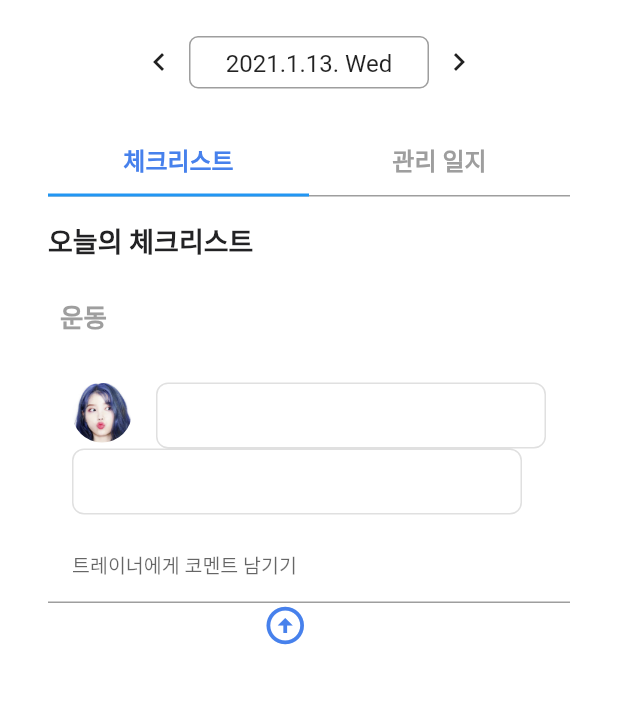
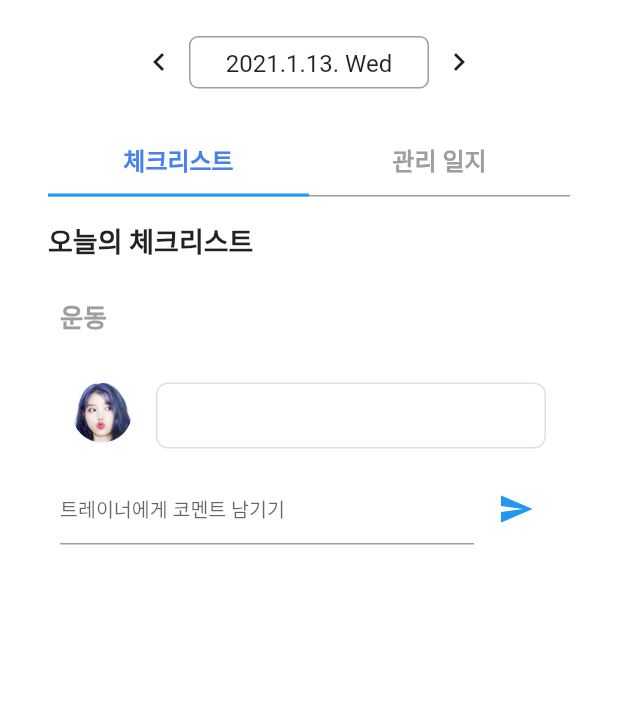
Before and after one commit to namhosung6023/flutter_comment, a Flutter app: the PremiumMemberPage screen opened directly, on a phone screen of 412 x 824 dp, the part 60-764 px from its top. Run offline on Flutter 3.47's test engine with Material 2 defaults, Android fonts, the phone set to English and light mode, and no system bars; our stand-ins replace dio, flutter_swiper, image_picker, jwt_decoder, shared_preferences, table_calendar; missing offline and left inert: keyboard_visibility; accounts and stored records are empty; network calls fail; Roboto replaces fonts that are missing (SpoqaHanSansNeo).

Commit message:
유저 코멘트 작업

```diff
--- a/lib/views/premium/models/model_member.dart
+++ b/lib/views/premium/models/model_member.dart
@@ -23,5 +23,7 @@ class Member {
   /// 체크리스트.
   final List<Checklist> checklist = [];
 
+  final List<String> commentList = [];
+
   Member(this.name, this.gender, this.age);
 }
--- a/lib/views/premium/widgets/widget_member_checklist.dart
+++ b/lib/views/premium/widgets/widget_member_checklist.dart
@@ -21,8 +21,10 @@ class _MemberChecklistState extends State<MemberChecklist> {
 
   Checklist workout = Checklist("", "", "", "", false);
   List<Checklist> checkList = [];
+  List<String> commentList = [];
   String trainerComment;
   String checkListId;
+
 
   void _getdata() async {
     SharedPreferences prefs = await SharedPreferences.getInstance();
@@ -35,7 +37,15 @@ class _MemberChecklistState extends State<MemberChecklist> {
     dio.options.headers["accesstoken"] = "$token";
     Response response =
     await dio.get('http://10.0.2.2:3000/premium/checklist/user/$userId');
+    print(response.data['checklist'][0]['userComment'][0].toString());
     setState(() {
+      if(response.data['checklist'].length > 0){
+        for (int i = 0; i < response.data['checklist'][0]['userComment'].length; i++) {
+          print('hi');
+          commentList.add(response.data['checklist'][0]['userComment'][i].toString());
+          print(commentList);
+
+        }
         trainerComment = response.data['checklist'][0]['trainerComment'];
         checkListId = response.data['checklist'][0]['_id'];
         List workoutList = response.data['checklist'][0]['workoutlist'];
@@ -47,6 +57,7 @@ class _MemberChecklistState extends State<MemberChecklist> {
               workoutList[i]['_id'],
               workoutList[i]['isEditable']);
           checkList.add(workout);
+        }
       }
     });
   }
@@ -77,6 +88,23 @@ class _MemberChecklistState extends State<MemberChecklist> {
     }
   }
 
+  void _postUserComment(String comment) async {
+    SharedPreferences prefs = await SharedPreferences.getInstance();
+    final token = prefs.getString('token');
+
+    Dio dio = new Dio();
+    dio.options.headers["accesstoken"] = "$token";
+
+    Map<String, dynamic> data = {
+      "userComment": comment,
+      "checklistId": checkListId,
+    };
+    String stringData = jsonEncode(data);
+
+    Response response = await dio.post('http://10.0.2.2:3000/premium/comment/user/$userId', data: stringData);
+    print(response);
+  }
+
   @override
   void initState() {
     super.initState();
@@ -88,6 +116,8 @@ class _MemberChecklistState extends State<MemberChecklist> {
   Widget build(BuildContext context) {
     if (this._member.checklist.length == 0)
       this._member.checklist.addAll(checkList);
+    if (this._member.commentList.length == 0)
+      this._member.commentList.addAll(commentList);
     return ListView(
       padding: const EdgeInsets.only(left: 32.0, right: 32.0),
       children: [
@@ -118,8 +148,11 @@ class _MemberChecklistState extends State<MemberChecklist> {
         ...this._member.checklist.map((e) => _buildChecklistItem(e)).toList(),
         const SizedBox(height: 24.0),
         _buildTrainerComment(),
-        _buildUserComment(),
-        _buildMemberComment(),
+        const SizedBox(height: 8.0),
+        ...this._member.commentList.map((e) => _buildUserComment(e)).toList(),
+        // _buildUserComment(),
+        const SizedBox(height: 8.0),
+        _buildTextComposer(),
         const SizedBox(height: CommonUtils.DEFAULT_PAGE_BOTTOM_PADDING),
       ],
     );
@@ -157,7 +190,7 @@ class _MemberChecklistState extends State<MemberChecklist> {
   }
 
   /// 회원의 메세지 위젯 빌드.
-  Widget _buildUserComment() {
+  Widget _buildUserComment(commentList) {
     // final profile = ClipOval(
     //   child: Image.asset('assets/img_sample.png', fit: BoxFit.cover,
     //       width: 40.0,
@@ -167,7 +200,7 @@ class _MemberChecklistState extends State<MemberChecklist> {
     final message = Container(
       padding: const EdgeInsets.fromLTRB(16.0, 8.0, 16.0, 16.0),
       child: Text(
-        trainerComment ?? '',
+        commentList ?? '',
         style: TextStyle(fontSize: 12.0, height: 1.5),
       ),
       decoration: BoxDecoration(
@@ -228,29 +261,29 @@ class _MemberChecklistState extends State<MemberChecklist> {
   //       ));
   // }
 
-  Widget _buildMemberComment() {
-    return Column(
-      children: [
-        const SizedBox(height: 8.0),
-        TextField(
-          style: TextStyle(fontSize: 13.0),
-          maxLines: 1,
-          decoration: InputDecoration(
-            isDense: true,
-            contentPadding: EdgeInsets.all(16.0),
-            hintText: '트레이너에게 코멘트 남기기'
-            // border: OutlineInputBorder(
-            //     borderRadius: BorderRadius.circular(8.0)),
+  Widget _buildTextComposer() {
+    return IconTheme(
+      data: IconThemeData(color: Theme.of(context).accentColor),
+      child: Container(
+          margin: const EdgeInsets.symmetric(horizontal: 8.0),
+          child: Row(
+            children: <Widget>[
+              Flexible(
+                child: TextField(
+                  style: TextStyle(fontSize: 13),
+                  controller: _textController,
+                  decoration:
+                   InputDecoration(hintText: "트레이너에게 코멘트 남기기"),
                 ),
               ),
-        const SizedBox(height: 0.0),
-        Align(
-          alignment: Alignment(-0.1, 10.10),
-          child: Icon(Icons.arrow_circle_up, size: 30.0,
-              color: CommonUtils.getPrimaryColor()),
+              Container(
+                margin: const EdgeInsets.symmetric(horizontal: 4.0),
+                child: IconButton(
+                    icon: Icon(Icons.send),
+                    onPressed: () => _postUserComment(_textController.text)),
               ),
-        const SizedBox(height: 24.0),
             ],
+          )),
     );
   }
 
--- a/lib/views/premium/widgets/widget_member_diary.dart
+++ b/lib/views/premium/widgets/widget_member_diary.dart
@@ -29,7 +29,7 @@ class _MemberDiaryState extends State<MemberDiary> {
 
   @override
   void initState() {
-    getImage();
+    // getImage();
     super.initState();
     CommonUtils.setKeyboardListener(context);
   }
```
Lines whose indentation alone changed are shown as unchanged.
